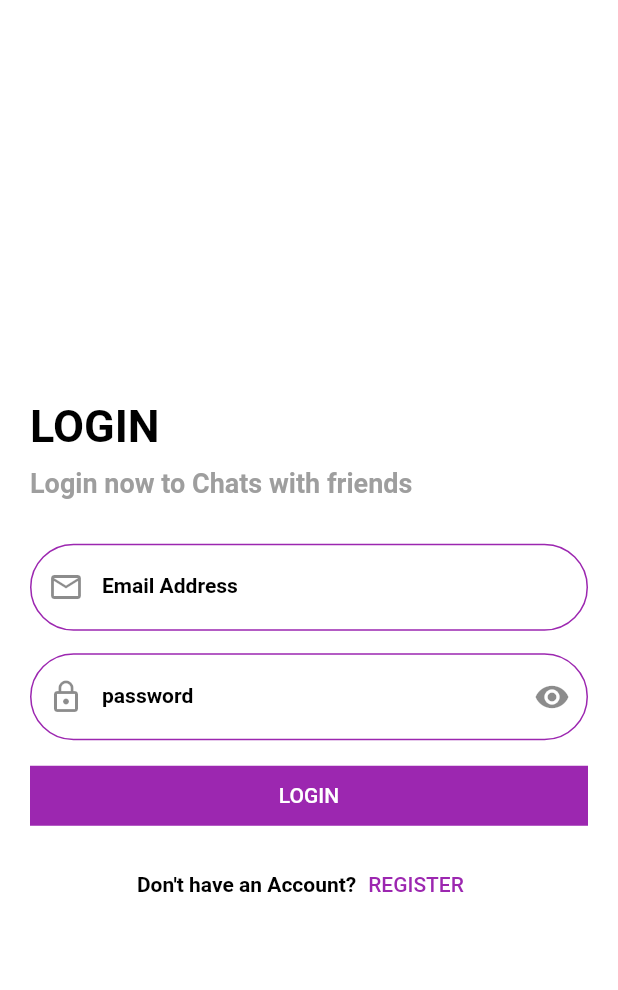
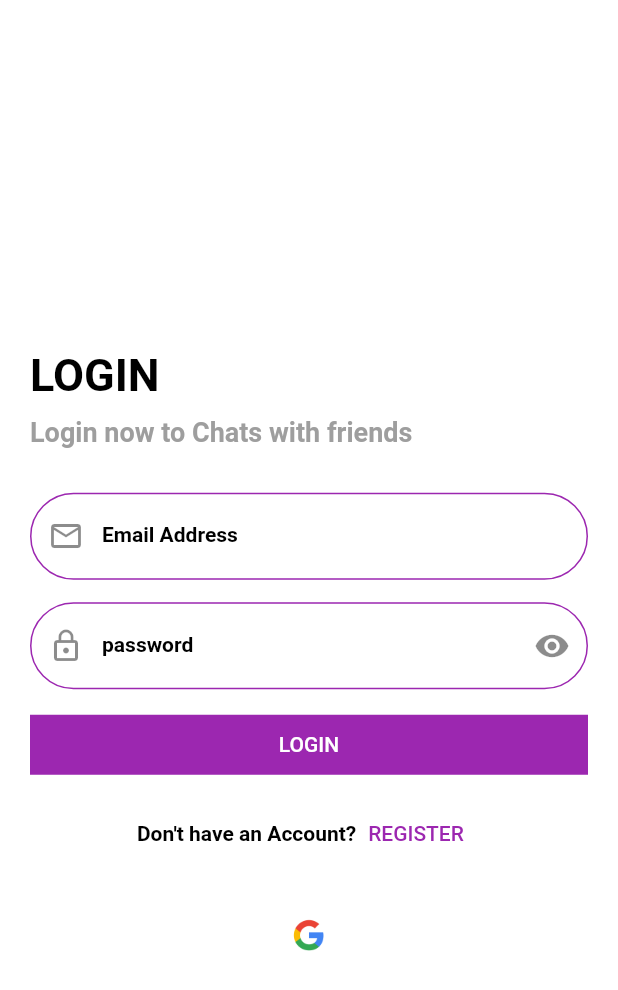
Before and after one commit to mahmoudradwan11/Chat_App, a Flutter app: the screen it shows after launch, on a phone screen of 412 x 824 dp. Shown: the top 990 px of the screen. Run offline on Flutter 3.47's test engine with Material 2 defaults, Android fonts, the phone set to English and light mode, and no system bars; our stand-ins replace cloud_firestore, firebase_auth, firebase_core, flutter_bloc, google_sign_in, hexcolor and 1 more; accounts and stored records are empty.

Commit message:
update app

```diff
--- a/lib/Modules/Login/login.dart
+++ b/lib/Modules/Login/login.dart
@@ -121,7 +121,25 @@ class LoginScreen extends StatelessWidget {
                             navigateTo(context, RegisterScreen());
                           }),
                     ],
-                  )
+                  ),
+          Center(
+            child: Column(
+              mainAxisAlignment: MainAxisAlignment.center,
+              children: [
+                const SizedBox(
+                  height: 20,
+                ),
+                IconButton(
+                  onPressed: () {
+                    cubit.signInWithGoogle();
+                  },
+                  icon: const Image(
+                    image: AssetImage('assests/images/google.png'),
+                  ),
+                ),
+              ],
+            ),
+          ),
                 ],
               ),
             ),
--- a/pubspec.yaml
+++ b/pubspec.yaml
@@ -43,6 +43,7 @@ dependencies:
   image_picker: ^0.8.5+3
   firebase_storage: ^10.3.2
   firebase_messaging: ^12.0.1
+  google_sign_in: ^5.4.1
 
   # The following adds the Cupertino Icons font to your application.
   # Use with the CupertinoIcons class for iOS style icons.
```
Also changed, not shown: lib/Modules/Login/Cubit/cubit.dart (+12 -0 lines), assests/images/google.png (added), pubspec.lock.
